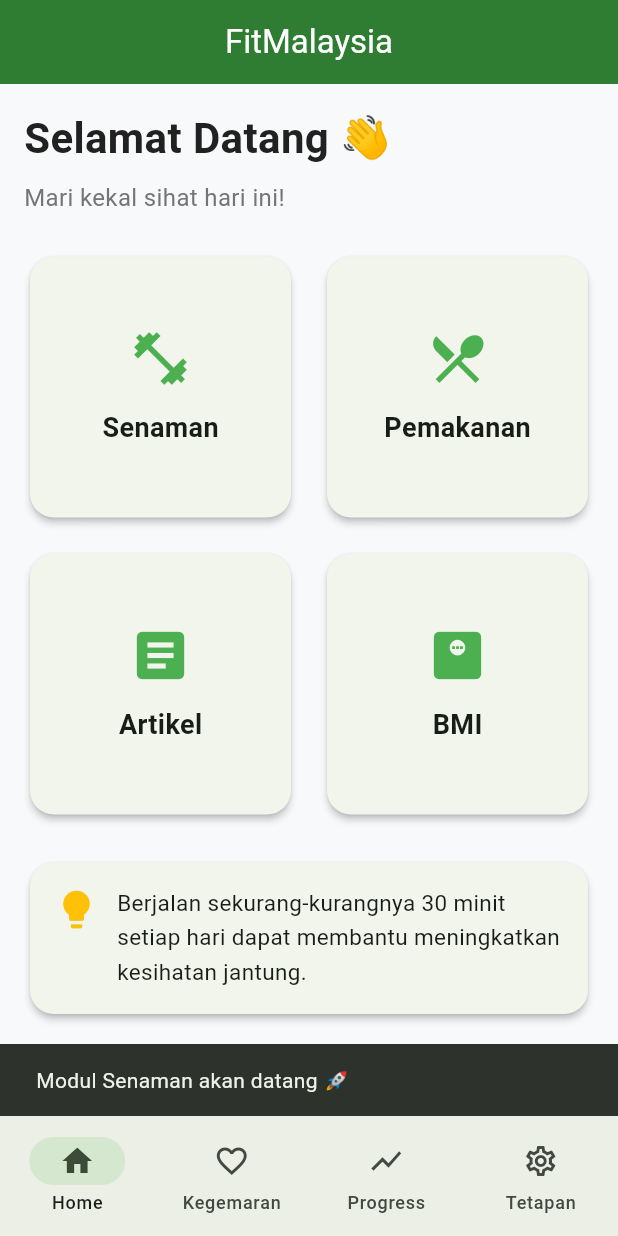
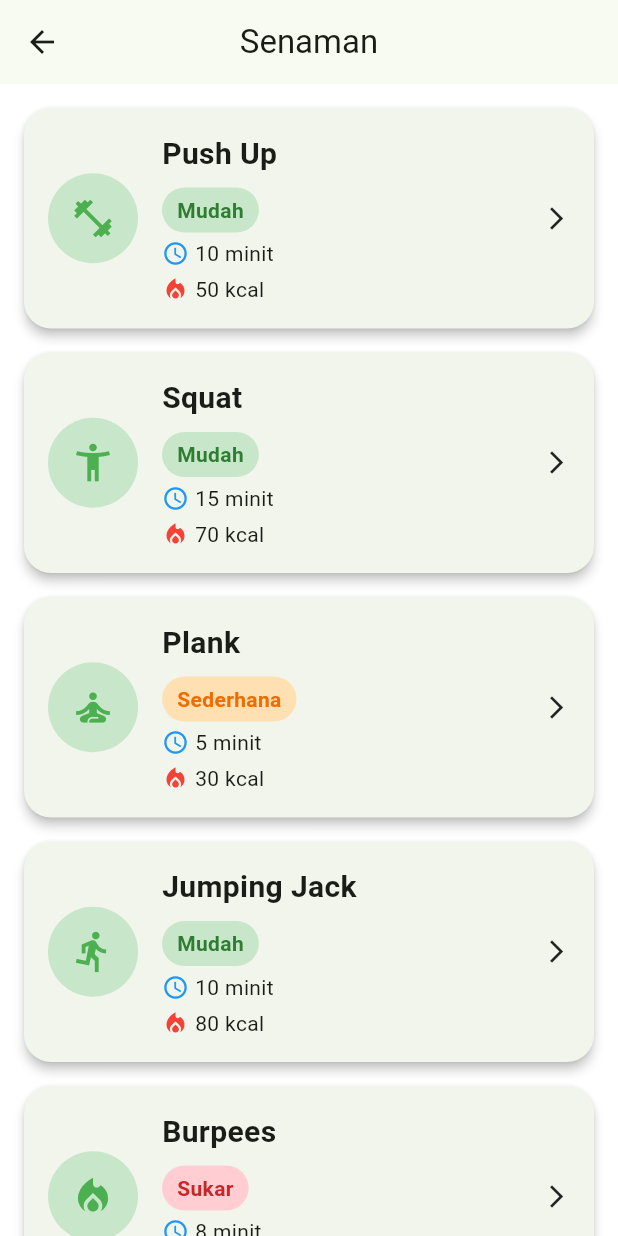
Before and after one commit to daddyizz/FitMalaysia, a Flutter app: the screen it shows after launch, after a tap on "Senaman", on a phone screen of 412 x 824 dp. Run offline on Flutter 3.47's test engine with Material 3 defaults, Android fonts, the phone set to English and light mode, and no system bars; our stand-ins replace shared_preferences.

Commit message:
Add persistent water tracker with SharedPreferences

```diff
--- a/lib/features/home/home_screen.dart
+++ b/lib/features/home/home_screen.dart
@@ -3,12 +3,38 @@ import 'package:flutter/material.dart';
 import '../../core/theme/app_colors.dart';
 import 'widgets/feature_card.dart';
 import 'widgets/health_tip_card.dart';
+import '../workout/workout_screen.dart';
+import 'widgets/water_tracker_card.dart';
 
 class HomeScreen extends StatelessWidget {
   const HomeScreen({super.key});
 
+  static const List<String> quotes = [
+    "Kesihatan adalah pelaburan terbaik untuk masa depan.",
+    "Sedikit senaman setiap hari lebih baik daripada tiada langsung.",
+    "Jangan putus asa. Kemajuan kecil tetap kemajuan.",
+    "Hari ini lebih baik daripada semalam.",
+    "Konsisten mengalahkan motivasi.",
+  ];
+
   @override
   Widget build(BuildContext context) {
+    final quote = quotes[
+    DateTime.now().day % quotes.length
+    ];
+    final hour = DateTime.now().hour;
+
+    String greeting;
+
+    if (hour < 12) {
+      greeting = "🌅 Selamat Pagi";
+    } else if (hour < 15) {
+      greeting = "☀️ Selamat Tengah Hari";
+    } else if (hour < 19) {
+      greeting = "🌇 Selamat Petang";
+    } else {
+      greeting = "🌙 Selamat Malam";
+    }
     return Scaffold(
       backgroundColor: AppColors.background,
       appBar: AppBar(
@@ -22,8 +48,8 @@ class HomeScreen extends StatelessWidget {
         child: Column(
           crossAxisAlignment: CrossAxisAlignment.start,
           children: [
-            const Text(
-              'Selamat Datang 👋',
+            Text(
+              greeting,
               style: TextStyle(
                 fontSize: 28,
                 fontWeight: FontWeight.bold,
@@ -40,6 +66,77 @@ class HomeScreen extends StatelessWidget {
             ),
             const SizedBox(height: 24),
 
+            Container(
+              width: double.infinity,
+              padding: const EdgeInsets.all(20),
+              decoration: BoxDecoration(
+                gradient: LinearGradient(
+                  colors: [
+                    Colors.green.shade700,
+                    Colors.green.shade500,
+                  ],
+                  begin: Alignment.topLeft,
+                  end: Alignment.bottomRight,
+                ),
+                borderRadius: BorderRadius.circular(20),
+              ),
+              child: Column(
+                crossAxisAlignment: CrossAxisAlignment.start,
+                children: [
+                  Text(
+                    greeting,
+                    style: TextStyle(
+                      color: Colors.white,
+                      fontSize: 24,
+                      fontWeight: FontWeight.bold,
+                    ),
+                  ),
+
+                  SizedBox(height: 10),
+
+                    Text(
+                      quote,
+                      style: const TextStyle(
+                        color: Colors.white,
+                        fontSize: 16,
+                    ),
+                  ),
+
+                  SizedBox(height: 20),
+
+                  Row(
+                    children: [
+                      Icon(
+                        Icons.flag,
+                        color: Colors.white,
+                      ),
+
+                      SizedBox(width: 8),
+
+                      Text(
+                        "Sasaran Hari Ini",
+                        style: TextStyle(
+                          color: Colors.white,
+                          fontWeight: FontWeight.bold,
+                        ),
+                      ),
+                    ],
+                  ),
+
+                  SizedBox(height: 8),
+
+                  Text(
+                    "✔ Sasaran: 30 minit senaman hari ini",
+                    style: TextStyle(
+                      color: Colors.white,
+                    ),
+                  ),
+                ],
+              ),
+            ),
+
+            const SizedBox(height: 24),
+
             GridView.count(
               shrinkWrap: true,
               physics: const NeverScrollableScrollPhysics(),
@@ -52,9 +149,10 @@ class HomeScreen extends StatelessWidget {
                   icon: Icons.fitness_center,
                   title: 'Senaman',
                   onTap: () {
-                    ScaffoldMessenger.of(context).showSnackBar(
-                      const SnackBar(
-                        content: Text('Modul Senaman akan datang 🚀'),
+                    Navigator.push(
+                      context,
+                      MaterialPageRoute(
+                        builder: (_) => const WorkoutScreen(),
                       ),
                     );
                   },
@@ -97,6 +195,10 @@ class HomeScreen extends StatelessWidget {
 
             const SizedBox(height: 24),
 
+            const WaterTrackerCard(),
+
+            const SizedBox(height: 24),
+
             const HealthTipCard(
               tip:
               'Berjalan sekurang-kurangnya 30 minit setiap hari dapat membantu meningkatkan kesihatan jantung.',
--- /dev/null
+++ b/lib/features/home/widgets/water_tracker_card.dart
@@ -0,0 +1,137 @@
+import 'package:flutter/material.dart';
+import 'package:shared_preferences/shared_preferences.dart';
+
+class WaterTrackerCard extends StatefulWidget {
+  const WaterTrackerCard({super.key});
+
+  @override
+  State<WaterTrackerCard> createState() => _WaterTrackerCardState();
+}
+
+class _WaterTrackerCardState extends State<WaterTrackerCard> {
+
+  int water = 0;
+
+  @override
+  void initState() {
+    super.initState();
+    loadWater();
+  }
+
+  Future<void> loadWater() async {
+    final prefs = await SharedPreferences.getInstance();
+
+    setState(() {
+      water = prefs.getInt('water') ?? 0;
+    });
+  }
+
+  Future<void> saveWater() async {
+    final prefs = await SharedPreferences.getInstance();
+
+    await prefs.setInt('water', water);
+  }
+
+  @override
+  Widget build(BuildContext context) {
+
+    return Card(
+      elevation: 3,
+      shape: RoundedRectangleBorder(
+        borderRadius: BorderRadius.circular(20),
+      ),
+      child: Padding(
+        padding: const EdgeInsets.all(20),
+
+        child: Column(
+          crossAxisAlignment: CrossAxisAlignment.start,
+
+          children: [
+
+            const Text(
+              "💧 Air Hari Ini",
+              style: TextStyle(
+                fontSize:22,
+                fontWeight: FontWeight.bold,
+              ),
+            ),
+
+            const SizedBox(height:20),
+
+            Text(
+              "Hari ini: $water / 8 gelas",
+              style: const TextStyle(
+                fontSize: 18,
+                fontWeight: FontWeight.w600,
+              ),
+            ),
+
+            const SizedBox(height: 16),
+
+            LinearProgressIndicator(
+              value: water / 8,
+              minHeight: 10,
+              borderRadius: BorderRadius.circular(10),
+              backgroundColor: Colors.grey.shade300,
+              valueColor: const AlwaysStoppedAnimation<Color>(Colors.blue),
+            ),
+
+            const SizedBox(height:20),
+
+            Row(
+              mainAxisAlignment: MainAxisAlignment.spaceEvenly,
+              children: [
+
+                FloatingActionButton.small(
+                  heroTag: "minusWater",
+                  onPressed: () {
+                    if (water > 0) {
+                      setState(() {
+                        water--;
+                      });
+
+                      saveWater();
+                    }
+                  },
+                  child: const Icon(Icons.remove),
+                ),
+
+                const Text(
+                  "💧",
+                  style: TextStyle(fontSize: 40),
+                ),
+
+                FloatingActionButton.small(
+                  heroTag: "plusWater",
+                  onPressed: () {
+                    if (water < 8) {
+                      setState(() {
+                        water++;
+                      });
+
+                      saveWater();
+                    } else {
+                      ScaffoldMessenger.of(context).showSnackBar(
+                        const SnackBar(
+                          content: Text("🎉 Tahniah! Sasaran air hari ini telah dicapai."),
+                        ),
+                      );
+                    }
+                  },
+                  child: const Icon(Icons.add),
+                ),
+
+              ],
+            )
+
+          ],
+
+        ),
+
+      ),
+
+    );
+
+  }
+
+}
--- /dev/null
+++ b/lib/features/workout/data/workout_data.dart
@@ -0,0 +1,41 @@
+import 'package:flutter/material.dart';
+
+import '../models/workout.dart';
+
+const List<Workout> workoutData = [
+  Workout(
+    title: 'Push Up',
+    duration: '10 minit',
+    difficulty: 'Mudah',
+    calories: 50,
+    icon: Icons.fitness_center,
+  ),
+  Workout(
+    title: 'Squat',
+    duration: '15 minit',
+    difficulty: 'Mudah',
+    calories: 70,
+    icon: Icons.accessibility_new,
+  ),
+  Workout(
+    title: 'Plank',
+    duration: '5 minit',
+    difficulty: 'Sederhana',
+    calories: 30,
+    icon: Icons.self_improvement,
+  ),
+  Workout(
+    title: 'Jumping Jack',
+    duration: '10 minit',
+    difficulty: 'Mudah',
+    calories: 80,
+    icon: Icons.directions_run,
+  ),
+  Workout(
+    title: 'Burpees',
+    duration: '8 minit',
+    difficulty: 'Sukar',
+    calories: 100,
+    icon: Icons.local_fire_department,
+  ),
+];
--- /dev/null
+++ b/lib/features/workout/workout_screen.dart
@@ -0,0 +1,138 @@
+import 'package:flutter/material.dart';
+import 'workout_detail_screen.dart';
+import 'data/workout_data.dart';
+
+class WorkoutScreen extends StatelessWidget {
+  const WorkoutScreen({super.key});
+
+  @override
+  Widget build(BuildContext context) {
+    return Scaffold(
+      appBar: AppBar(
+        title: const Text('Senaman'),
+      ),
+      body: ListView.builder(
+        padding: const EdgeInsets.all(16),
+        itemCount: workoutData.length,
+        itemBuilder: (context, index) {
+          final workout = workoutData[index];
+
+          return Card(
+            elevation: 3,
+            margin: const EdgeInsets.only(bottom: 16),
+            shape: RoundedRectangleBorder(
+              borderRadius: BorderRadius.circular(18),
+            ),
+            child: InkWell(
+              borderRadius: BorderRadius.circular(18),
+              onTap: () {
+                Navigator.push(
+                  context,
+                  MaterialPageRoute(
+                    builder: (_) => WorkoutDetailScreen(
+                      workout: workout,
+                    )
+                  ),
+                );
+              },
+              child: Padding(
+                padding: const EdgeInsets.all(16),
+                child: Row(
+                  children: [
+                    CircleAvatar(
+                      radius: 30,
+                      backgroundColor: Colors.green.shade100,
+                      child: Icon(
+                        workout.icon,
+                        color: Colors.green,
+                        size: 30,
+                      ),
+                    ),
+
+                    const SizedBox(width: 16),
+
+                    Expanded(
+                      child: Column(
+                        crossAxisAlignment: CrossAxisAlignment.start,
+                        children: [
+                          Text(
+                            workout.title,
+                            style: const TextStyle(
+                              fontSize: 20,
+                              fontWeight: FontWeight.bold,
+                            ),
+                          ),
+
+                          const SizedBox(height: 8),
+
+                          Container(
+                            padding: const EdgeInsets.symmetric(
+                              horizontal: 10,
+                              vertical: 5,
+                            ),
+                            decoration: BoxDecoration(
+                              color: workout.difficulty == 'Mudah'
+                                  ? Colors.green.shade100
+                                  : workout.difficulty == 'Sederhana'
+                                  ? Colors.orange.shade100
+                                  : Colors.red.shade100,
+                              borderRadius: BorderRadius.circular(20),
+                            ),
+                            child: Text(
+                              workout.difficulty,
+                              style: TextStyle(
+                                color: workout.difficulty == 'Mudah'
+                                    ? Colors.green.shade800
+                                    : workout.difficulty == 'Sederhana'
+                                    ? Colors.orange.shade800
+                                    : Colors.red.shade800,
+                                fontWeight: FontWeight.bold,
+                              ),
+                            ),
+                          ),
+
+                          const SizedBox(height: 4),
+
+                          Row(
+                            children: [
+                              const Icon(
+                                Icons.schedule,
+                                size: 18,
+                                color: Colors.blue,
+                              ),
+                              const SizedBox(width: 4),
+                              Text(workout.duration),
+                            ],
+                          ),
+
+                          const SizedBox(height: 4),
+
+                          Row(
+                            children: [
+                              const Icon(
+                                Icons.local_fire_department,
+                                size: 18,
+                                color: Colors.red,
+                              ),
+                              const SizedBox(width: 4),
+                              Text("${workout.calories} kcal"),
+                            ],
+                          ),
+                        ],
+                      ),
+                    ),
+
+                    const Icon(
+                      Icons.arrow_forward_ios,
+                      size: 18,
+                    ),
+                  ],
+                ),
+              ),
+            ),
+          );
+        },
+      ),
+    );
+  }
+}
```
Also changed, not shown: lib/features/workout/models/workout.dart (added, +17 -0 lines), lib/features/workout/workout_detail_screen.dart (added, +104 -0 lines).
